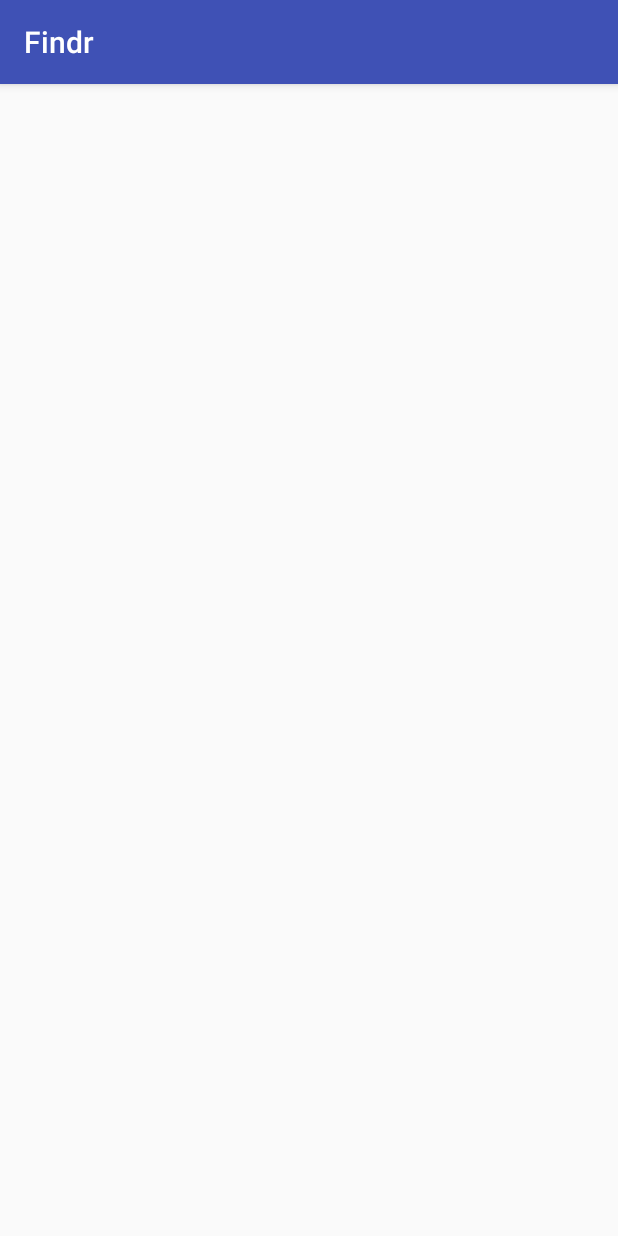
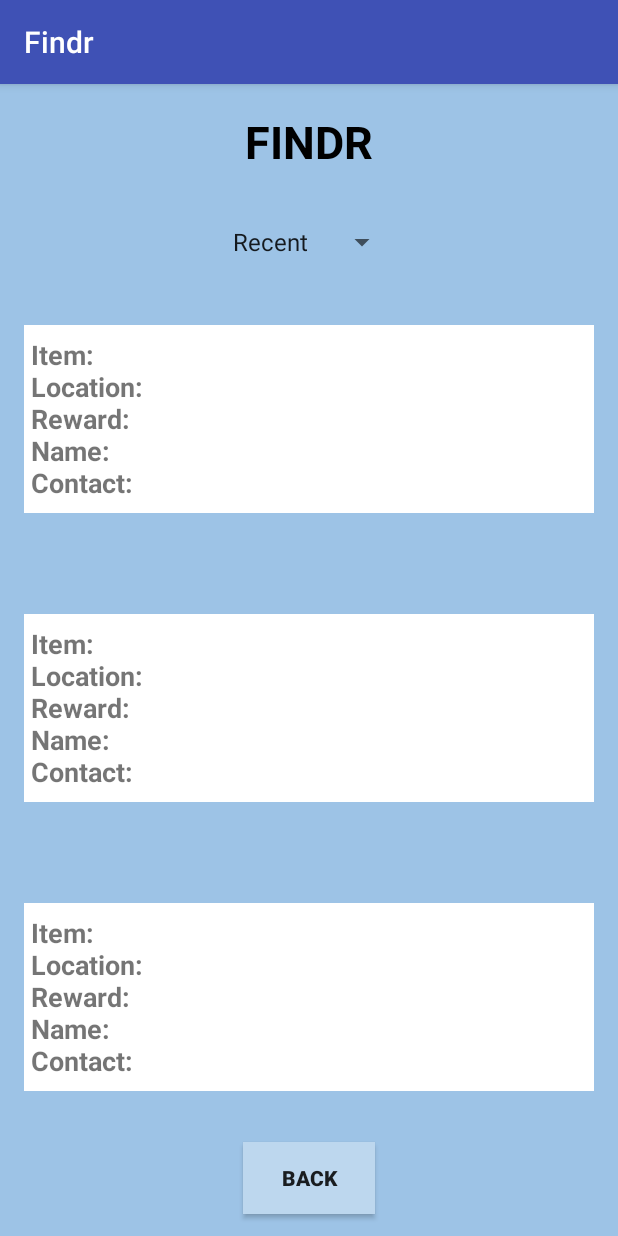
Before and after one commit to 2018sjain-zz/findr, an Android app: the FoundActivity screen opened directly, with no data from a screen before it, on a phone screen of 412 x 824 dp. Run offline under Robolectric (Android 15) with nearby library versions, the phone set to English and light mode, and no system bars.

Commit message:
almost done

```diff
--- a/app/src/main/java/org/sachinjain/findr/FoundActivity.java
+++ b/app/src/main/java/org/sachinjain/findr/FoundActivity.java
@@ -1,13 +1,44 @@
 package org.sachinjain.findr;
 
+import android.content.Intent;
 import android.support.v7.app.AppCompatActivity;
 import android.os.Bundle;
+import android.view.View;
+import android.widget.ArrayAdapter;
+import android.widget.Button;
+import android.widget.Spinner;
+import android.widget.TextView;
 
 public class FoundActivity extends AppCompatActivity {
+
+    private Spinner mSpinner;
+    private TextView mResult1;
+    private TextView mResult2;
+    private TextView mResult3;
+    private Button mBack;
 
     @Override
     protected void onCreate(Bundle savedInstanceState) {
         super.onCreate(savedInstanceState);
         setContentView(R.layout.activity_found);
+
+        mSpinner = (Spinner)findViewById(R.id.spinner);
+        ArrayAdapter<CharSequence> adapter = ArrayAdapter.createFromResource(this,R.array.spinner_array, android.R.layout.simple_spinner_item);
+        adapter.setDropDownViewResource(android.R.layout.simple_spinner_dropdown_item);
+        mSpinner.setAdapter(adapter);
+
+        mResult1 = (TextView)findViewById(R.id.result1);
+        mResult2 = (TextView)findViewById(R.id.result2);
+        mResult3 = (TextView)findViewById(R.id.result3);
+
+        mBack = (Button)findViewById(R.id.back);
+
+        mBack.setOnClickListener(new View.OnClickListener() {
+            @Override
+            public void onClick(View v) {
+                Intent intent = new Intent(v.getContext(), MainActivity.class);
+                startActivity(intent);
+            }
+        });
     }
 }
--- a/app/src/main/java/org/sachinjain/findr/LostActivity.java
+++ b/app/src/main/java/org/sachinjain/findr/LostActivity.java
@@ -48,9 +48,9 @@ public class LostActivity extends AppCompatActivity {
                 String name = mNameText.getText().toString();
                 String location = mLocationText.getText().toString();
                 String item = mItemText.getText().toString();
-                String reward = mRewardText.getText().toString();
+                String reward = mRewardText.getText().toString().substring(1);
                 String description = mDescriptionText.getText().toString();
-                String contact = mContactText.getText().toString();
+                String contact = mContactText.getText().toString().replaceAll("[^0-9]","");
 
                 if (TextUtils.isEmpty(name)){
                     mNameText.setError("Required");
--- a/app/src/main/res/layout/activity_found.xml
+++ b/app/src/main/res/layout/activity_found.xml
@@ -4,6 +4,96 @@
     xmlns:tools="http://schemas.android.com/tools"
     android:layout_width="match_parent"
     android:layout_height="match_parent"
+    android:background="#9DC3E6"
     tools:context="org.sachinjain.findr.FoundActivity">
 
+    <TextView
+        android:layout_width="wrap_content"
+        android:layout_height="wrap_content"
+        android:text="FINDR"
+        android:textColor="@android:color/black"
+        android:textStyle="bold"
+        android:textSize="30dp"
+        app:layout_constraintBottom_toBottomOf="parent"
+        app:layout_constraintLeft_toLeftOf="parent"
+        app:layout_constraintRight_toRightOf="parent"
+        app:layout_constraintTop_toTopOf="parent"
+        app:layout_constraintHorizontal_bias="0.5"
+        app:layout_constraintVertical_bias="0.025"
+        />
+
+    <Spinner
+        android:layout_width="wrap_content"
+        android:layout_height="wrap_content"
+        app:layout_constraintBottom_toBottomOf="parent"
+        app:layout_constraintLeft_toLeftOf="parent"
+        app:layout_constraintRight_toRightOf="parent"
+        app:layout_constraintTop_toTopOf="parent"
+        app:layout_constraintHorizontal_bias="0.5"
+        app:layout_constraintVertical_bias="0.125"
+        android:id="@+id/spinner"
+        />
+
+    <TextView
+        android:id="@+id/result1"
+        android:layout_width="380dp"
+        android:layout_height="125dp"
+        android:background="@android:color/white"
+        android:gravity="center|left"
+        android:textStyle="bold"
+        android:textSize="18dp"
+        android:text=" Item: \n Location: \n Reward: \n Name: \n Contact:"
+        app:layout_constraintBottom_toBottomOf="parent"
+        app:layout_constraintLeft_toLeftOf="parent"
+        app:layout_constraintRight_toRightOf="parent"
+        app:layout_constraintTop_toTopOf="parent"
+        app:layout_constraintHorizontal_bias="0.5"
+        app:layout_constraintVertical_bias="0.25"/>
+
+    <TextView
+        android:id="@+id/result2"
+        android:layout_width="380dp"
+        android:layout_height="125dp"
+        android:background="@android:color/white"
+        android:gravity="center|left"
+        android:textStyle="bold"
+        android:textSize="18dp"
+        android:text=" Item: \n Location: \n Reward: \n Name: \n Contact:"
+        app:layout_constraintBottom_toBottomOf="parent"
+        app:layout_constraintLeft_toLeftOf="parent"
+        app:layout_constraintRight_toRightOf="parent"
+        app:layout_constraintTop_toTopOf="parent"
+        app:layout_constraintHorizontal_bias="0.5"
+        app:layout_constraintVertical_bias="0.55"/>
+
+    <TextView
+        android:id="@+id/result3"
+        android:layout_width="380dp"
+        android:layout_height="125dp"
+        android:background="@android:color/white"
+        android:gravity="center|left"
+        android:textStyle="bold"
+        android:textSize="18dp"
+        android:text=" Item: \n Location: \n Reward: \n Name: \n Contact:"
+        app:layout_constraintBottom_toBottomOf="parent"
+        app:layout_constraintLeft_toLeftOf="parent"
+        app:layout_constraintRight_toRightOf="parent"
+        app:layout_constraintTop_toTopOf="parent"
+        app:layout_constraintHorizontal_bias="0.5"
+        app:layout_constraintVertical_bias="0.85"/>
+
+    <Button
+        android:layout_width="wrap_content"
+        android:layout_height="wrap_content"
+        android:background="#BDD7EE"
+        android:text="BACK"
+        android:textStyle="bold"
+        android:id="@+id/back"
+        app:layout_constraintBottom_toBottomOf="parent"
+        app:layout_constraintLeft_toLeftOf="parent"
+        app:layout_constraintRight_toRightOf="parent"
+        app:layout_constraintTop_toTopOf="parent"
+        app:layout_constraintHorizontal_bias="0.5"
+        app:layout_constraintVertical_bias="0.98"/>
+
 </android.support.constraint.ConstraintLayout>
--- a/app/src/main/res/layout/activity_lost.xml
+++ b/app/src/main/res/layout/activity_lost.xml
@@ -23,7 +23,7 @@
         />
 
     <EditText
-        android:layout_width="0dp"
+        android:layout_width="380dp"
         android:layout_height="50dp"
         android:hint='Name'
         android:id="@+id/name"
@@ -31,11 +31,11 @@
         app:layout_constraintLeft_toLeftOf="parent"
         app:layout_constraintRight_toRightOf="parent"
         app:layout_constraintTop_toTopOf="parent"
-        app:layout_constraintHorizontal_bias="0.0"
+        app:layout_constraintHorizontal_bias="0.5"
         app:layout_constraintVertical_bias="0.15"/>
 
     <EditText
-        android:layout_width="0dp"
+        android:layout_width="380dp"
         android:layout_height="50dp"
         android:hint='Location'
         android:id="@+id/location"
@@ -43,11 +43,11 @@
         app:layout_constraintLeft_toLeftOf="parent"
         app:layout_constraintRight_toRightOf="parent"
         app:layout_constraintTop_toTopOf="parent"
-        app:layout_constraintHorizontal_bias="0.0"
+        app:layout_constraintHorizontal_bias="0.5"
         app:layout_constraintVertical_bias="0.25"/>
 
     <EditText
-        android:layout_width="0dp"
+        android:layout_width="380dp"
         android:layout_height="50dp"
         android:hint='Item'
         android:id="@+id/item"
@@ -55,23 +55,23 @@
         app:layout_constraintLeft_toLeftOf="parent"
         app:layout_constraintRight_toRightOf="parent"
         app:layout_constraintTop_toTopOf="parent"
-        app:layout_constraintHorizontal_bias="0.0"
+        app:layout_constraintHorizontal_bias="0.5"
         app:layout_constraintVertical_bias="0.35"/>
 
     <EditText
-        android:layout_width="0dp"
+        android:layout_width="380dp"
         android:layout_height="50dp"
-        android:hint='Reward'
+        android:hint='Reward - $'
         android:id="@+id/reward"
         app:layout_constraintBottom_toBottomOf="parent"
         app:layout_constraintLeft_toLeftOf="parent"
         app:layout_constraintRight_toRightOf="parent"
         app:layout_constraintTop_toTopOf="parent"
-        app:layout_constraintHorizontal_bias="0.0"
+        app:layout_constraintHorizontal_bias="0.5"
         app:layout_constraintVertical_bias="0.45"/>
 
     <EditText
-        android:layout_width="0dp"
+        android:layout_width="380dp"
         android:layout_height="50dp"
         android:hint='Description'
         android:id="@+id/description"
@@ -79,19 +79,19 @@
         app:layout_constraintLeft_toLeftOf="parent"
         app:layout_constraintRight_toRightOf="parent"
         app:layout_constraintTop_toTopOf="parent"
-        app:layout_constraintHorizontal_bias="0.0"
+        app:layout_constraintHorizontal_bias="0.5"
         app:layout_constraintVertical_bias=".55"/>
 
     <EditText
-        android:layout_width="0dp"
+        android:layout_width="380dp"
         android:layout_height="50dp"
-        android:hint='Contact'
+        android:hint='Contact - (###) ### - ####'
         android:id="@+id/contact"
         app:layout_constraintBottom_toBottomOf="parent"
         app:layout_constraintLeft_toLeftOf="parent"
         app:layout_constraintRight_toRightOf="parent"
         app:layout_constraintTop_toTopOf="parent"
-        app:layout_constraintHorizontal_bias="0.0"
+        app:layout_constraintHorizontal_bias="0.5"
         app:layout_constraintVertical_bias="0.65"/>
 
     <Button
--- /dev/null
+++ b/app/src/main/res/values/spinner.xml
@@ -0,0 +1,7 @@
+<?xml version="1.0" encoding="utf-8"?>
+<resources>
+    <string-array name="spinner_array">
+        <item>Recent</item>
+        <item>Reward</item>
+    </string-array>
+</resources>
```
